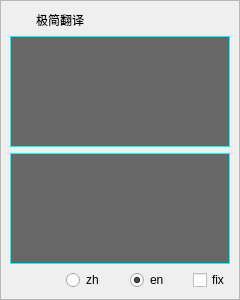
Above: src/translater.ui from yjmthu/Neobox before the change. Below: the same form after it.
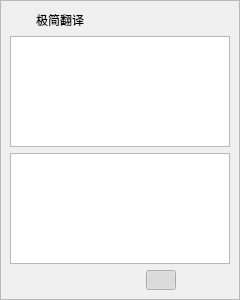
That is the form after the change. Icons and pictures are not drawn.

```diff
--- a/src/translater.ui
+++ b/src/translater.ui
@@ -102,11 +102,7 @@
          <string>输入你想翻译的文本</string>
         </property>
         <property name="styleSheet">
-         <string notr="true">QPlainTextEdit {
-    background-color: rgba(8, 8, 8, 150);
-    color: #ffff00;
-	border: 1px solid #00ffff
-}</string>
+         <string notr="true"/>
         </property>
         <property name="plainText">
          <string/>
@@ -122,11 +118,7 @@
          <string>这里将显示翻译结果</string>
         </property>
         <property name="styleSheet">
-         <string notr="true">QPlainTextEdit {
-    background-color: rgba(8, 8, 8, 150);
-    color: #00ffff;
-	border: 1px solid #00ffff
-}</string>
+         <string notr="true"/>
         </property>
         <property name="readOnly">
          <bool>false</bool>
@@ -140,6 +132,12 @@
        <layout class="QHBoxLayout" name="horizontalLayout">
         <item>
          <widget class="QPushButton" name="pBtnCopyTranlate">
+          <property name="minimumSize">
+           <size>
+            <width>30</width>
+            <height>20</height>
+           </size>
+          </property>
           <property name="maximumSize">
            <size>
             <width>30</width>
@@ -156,13 +154,7 @@
            <string>复制翻译结果</string>
           </property>
           <property name="styleSheet">
-           <string notr="true">QPushButton {
-	background-color: transparent;
-}
-
-QPushButton:hover {
-	background-color: rgb(229, 242, 250);
-}</string>
+           <string notr="true"/>
           </property>
           <property name="text">
            <string/>
@@ -177,30 +169,49 @@
          </widget>
         </item>
         <item>
-         <spacer name="horizontalSpacer_2">
-          <property name="orientation">
-           <enum>Qt::Horizontal</enum>
+         <widget class="QPushButton" name="bBtnClean">
+          <property name="minimumSize">
+           <size>
+            <width>30</width>
+            <height>20</height>
+           </size>
           </property>
-          <property name="sizeHint" stdset="0">
+          <property name="maximumSize">
            <size>
-            <width>40</width>
+            <width>30</width>
             <height>20</height>
            </size>
           </property>
-         </spacer>
+          <property name="toolTip">
+           <string>清空文本</string>
+          </property>
+          <property name="styleSheet">
+           <string notr="true"/>
+          </property>
+          <property name="text">
+           <string/>
+          </property>
+          <property name="icon">
+           <iconset resource="res.qrc">
+            <normaloff>:/icons/drip_trash.ico</normaloff>:/icons/drip_trash.ico</iconset>
+          </property>
+          <property name="flat">
+           <bool>true</bool>
+          </property>
+         </widget>
         </item>
         <item>
-         <widget class="QRadioButton" name="ENTOZH">
+         <widget class="QPushButton" name="pBtnEnToZh">
           <property name="minimumSize">
            <size>
-            <width>37</width>
-            <height>0</height>
+            <width>30</width>
+            <height>20</height>
            </size>
           </property>
           <property name="maximumSize">
            <size>
-            <width>37</width>
-            <height>16777215</height>
+            <width>30</width>
+            <height>20</height>
            </size>
           </property>
           <property name="focusPolicy">
@@ -209,39 +220,37 @@
           <property name="toolTip">
            <string>翻译为中文</string>
           </property>
+          <property name="styleSheet">
+           <string notr="true">
+</string>
+          </property>
           <property name="text">
-           <string>zh</string>
+           <string/>
           </property>
-          <property name="checked">
-           <bool>false</bool>
+          <property name="icon">
+           <iconset resource="res.qrc">
+            <normaloff>:/icons/empty_zh.ico</normaloff>:/icons/empty_zh.ico</iconset>
+          </property>
+          <property name="checkable">
+           <bool>true</bool>
+          </property>
+          <property name="flat">
+           <bool>true</bool>
           </property>
          </widget>
         </item>
         <item>
-         <spacer name="horizontalSpacer_3">
-          <property name="orientation">
-           <enum>Qt::Horizontal</enum>
-          </property>
-          <property name="sizeHint" stdset="0">
-           <size>
-            <width>40</width>
-            <height>20</height>
-           </size>
-          </property>
-         </spacer>
-        </item>
-        <item>
-         <widget class="QRadioButton" name="ZHTOEN">
+         <widget class="QPushButton" name="pBtnZhToEn">
           <property name="minimumSize">
            <size>
-            <width>37</width>
-            <height>0</height>
+            <width>30</width>
+            <height>20</height>
            </size>
           </property>
           <property name="maximumSize">
            <size>
-            <width>37</width>
-            <height>16777215</height>
+            <width>30</width>
+            <height>20</height>
            </size>
           </property>
           <property name="focusPolicy">
@@ -250,40 +259,66 @@
           <property name="toolTip">
            <string>翻译为英文</string>
           </property>
+          <property name="styleSheet">
+           <string notr="true">
+</string>
+          </property>
           <property name="text">
-           <string>en</string>
+           <string/>
+          </property>
+          <property name="icon">
+           <iconset resource="res.qrc">
+            <normaloff>:/icons/black_en.ico</normaloff>:/icons/black_en.ico</iconset>
+          </property>
+          <property name="checkable">
+           <bool>true</bool>
           </property>
           <property name="checked">
            <bool>true</bool>
           </property>
+          <property name="flat">
+           <bool>true</bool>
+          </property>
          </widget>
         </item>
         <item>
-         <spacer name="horizontalSpacer_4">
-          <property name="orientation">
-           <enum>Qt::Horizontal</enum>
+         <widget class="QPushButton" name="pBtnPin">
+          <property name="sizePolicy">
+           <sizepolicy hsizetype="Minimum" vsizetype="Fixed">
+            <horstretch>30</horstretch>
+            <verstretch>20</verstretch>
+           </sizepolicy>
           </property>
-          <property name="sizeHint" stdset="0">
+          <property name="minimumSize">
            <size>
-            <width>40</width>
+            <width>30</width>
             <height>20</height>
            </size>
           </property>
-         </spacer>
-        </item>
-        <item>
-         <widget class="QCheckBox" name="isFix">
-          <property name="cursor">
-           <cursorShape>PointingHandCursor</cursorShape>
-          </property>
-          <property name="focusPolicy">
-           <enum>Qt::ClickFocus</enum>
+          <property name="maximumSize">
+           <size>
+            <width>30</width>
+            <height>20</height>
+           </size>
           </property>
           <property name="toolTip">
-           <string>*不自动隐藏窗口</string>
+           <string>防止隐藏</string>
+          </property>
+          <property name="styleSheet">
+           <string notr="true"/>
           </property>
           <property name="text">
-           <string>fix</string>
+           <string/>
+          </property>
+          <property name="icon">
+           <iconset resource="res.qrc">
+            <normaloff>:/icons/drip_pin.ico</normaloff>:/icons/drip_pin.ico</iconset>
+          </property>
+          <property name="checkable">
+           <bool>true</bool>
+          </property>
+          <property name="flat">
+           <bool>true</bool>
           </property>
          </widget>
         </item>
```
Left out of the diff: 22 changed lines with no effect on the pictures.
